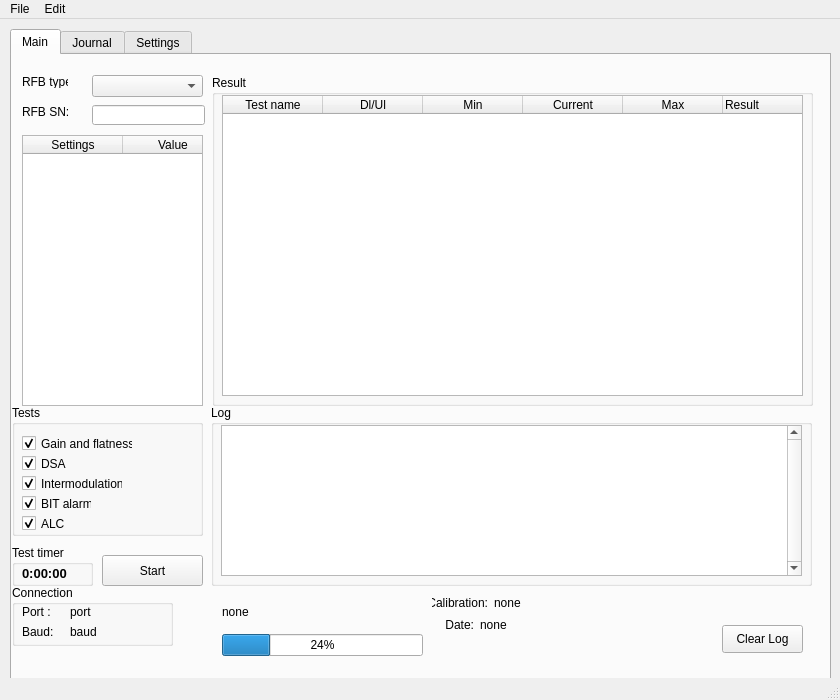
Old version of the form Forms/form.ui in the repository Dimagic/rfbcheck.
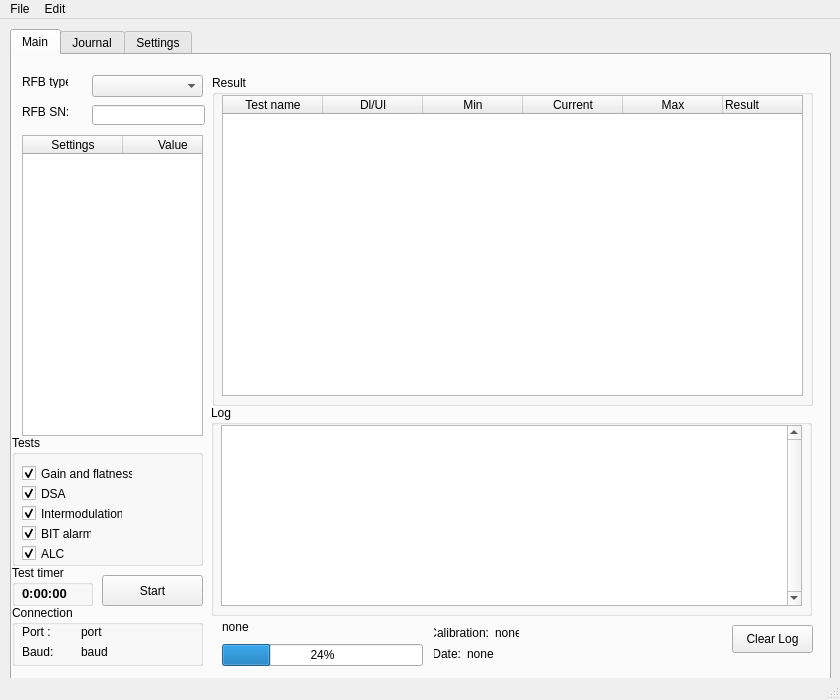
New version of the form. Icons and pictures are not drawn.

What changed in the file:
```diff
--- a/Forms/form.ui
+++ b/Forms/form.ui
@@ -65,7 +65,7 @@
         <x>199</x>
         <y>350</y>
         <width>601</width>
-        <height>181</height>
+        <height>211</height>
        </rect>
       </property>
       <property name="title">
@@ -77,7 +77,7 @@
          <x>10</x>
          <y>20</y>
          <width>581</width>
-         <height>151</height>
+         <height>181</height>
         </rect>
        </property>
        <property name="autoFillBackground">
@@ -127,7 +127,7 @@
      <widget class="QPushButton" name="clrLogBtn">
       <property name="geometry">
        <rect>
-        <x>710</x>
+        <x>720</x>
         <y>570</y>
         <width>81</width>
         <height>28</height>
@@ -154,7 +154,7 @@
       <property name="geometry">
        <rect>
         <x>90</x>
-        <y>500</y>
+        <y>520</y>
         <width>101</width>
         <height>31</height>
        </rect>
@@ -167,7 +167,7 @@
       <property name="geometry">
        <rect>
         <x>0</x>
-        <y>350</y>
+        <y>380</y>
         <width>191</width>
         <height>131</height>
        </rect>
@@ -303,7 +303,7 @@
         <x>10</x>
         <y>80</y>
         <width>181</width>
-        <height>271</height>
+        <height>301</height>
        </rect>
       </property>
       <property name="maximumSize">
@@ -467,7 +467,7 @@
       <property name="geometry">
        <rect>
         <x>0</x>
-        <y>490</y>
+        <y>510</y>
         <width>81</width>
         <height>41</height>
        </rect>
@@ -500,9 +500,9 @@
       <property name="geometry">
        <rect>
         <x>210</x>
-        <y>540</y>
+        <y>560</y>
         <width>201</width>
-        <height>61</height>
+        <height>51</height>
        </rect>
       </property>
       <layout class="QVBoxLayout" name="verticalLayout">
@@ -526,8 +526,8 @@
       <property name="geometry">
        <rect>
         <x>0</x>
-        <y>530</y>
-        <width>161</width>
+        <y>550</y>
+        <width>191</width>
         <height>61</height>
        </rect>
       </property>
@@ -539,7 +539,7 @@
         <rect>
          <x>10</x>
          <y>20</y>
-         <width>138</width>
+         <width>171</width>
          <height>34</height>
         </rect>
        </property>
@@ -560,9 +560,6 @@
         </item>
         <item row="0" column="1">
          <widget class="QLabel" name="portLbl">
-          <property name="enabled">
-           <bool>true</bool>
-          </property>
           <property name="text">
            <string>port</string>
           </property>
@@ -585,20 +582,15 @@
        </layout>
       </widget>
      </widget>
-     <widget class="QWidget" name="">
-      <property name="geometry">
-       <rect>
-        <x>420</x>
-        <y>540</y>
-        <width>89</width>
-        <height>38</height>
-       </rect>
-      </property>
-      <layout class="QGridLayout" name="gridLayout_3">
-       <item row="0" column="0">
-        <layout class="QHBoxLayout" name="horizontalLayout_2">
-         <item>
           <widget class="QLabel" name="label3_2">
+      <property name="geometry">
+       <rect>
+        <x>422</x>
+        <y>570</y>
+        <width>55</width>
+        <height>16</height>
+       </rect>
+      </property>
            <property name="text">
             <string>Calibration:</string>
            </property>
@@ -606,20 +598,28 @@
             <set>Qt::AlignRight|Qt::AlignTrailing|Qt::AlignVCenter</set>
            </property>
           </widget>
-         </item>
-         <item>
           <widget class="QLabel" name="calibrLbl">
+      <property name="geometry">
+       <rect>
+        <x>483</x>
+        <y>570</y>
+        <width>24</width>
+        <height>16</height>
+       </rect>
+      </property>
            <property name="text">
             <string>none</string>
            </property>
           </widget>
-         </item>
-        </layout>
-       </item>
-       <item row="1" column="0">
-        <layout class="QHBoxLayout" name="horizontalLayout">
-         <item>
           <widget class="QLabel" name="label4">
+      <property name="geometry">
+       <rect>
+        <x>422</x>
+        <y>591</y>
+        <width>27</width>
+        <height>16</height>
+       </rect>
+      </property>
            <property name="text">
             <string>Date:</string>
            </property>
@@ -627,17 +627,18 @@
             <set>Qt::AlignRight|Qt::AlignTrailing|Qt::AlignVCenter</set>
            </property>
           </widget>
-         </item>
-         <item>
           <widget class="QLabel" name="dateCalibrLbl">
+      <property name="geometry">
+       <rect>
+        <x>455</x>
+        <y>591</y>
+        <width>51</width>
+        <height>16</height>
+       </rect>
+      </property>
            <property name="text">
             <string>none</string>
            </property>
-          </widget>
-         </item>
-        </layout>
-       </item>
-      </layout>
      </widget>
     </widget>
     <widget class="QWidget" name="tabJournal">
```
Left out of the diff: 64 changed lines with no effect on the pictures. Lines whose indentation alone changed are shown as unchanged.
